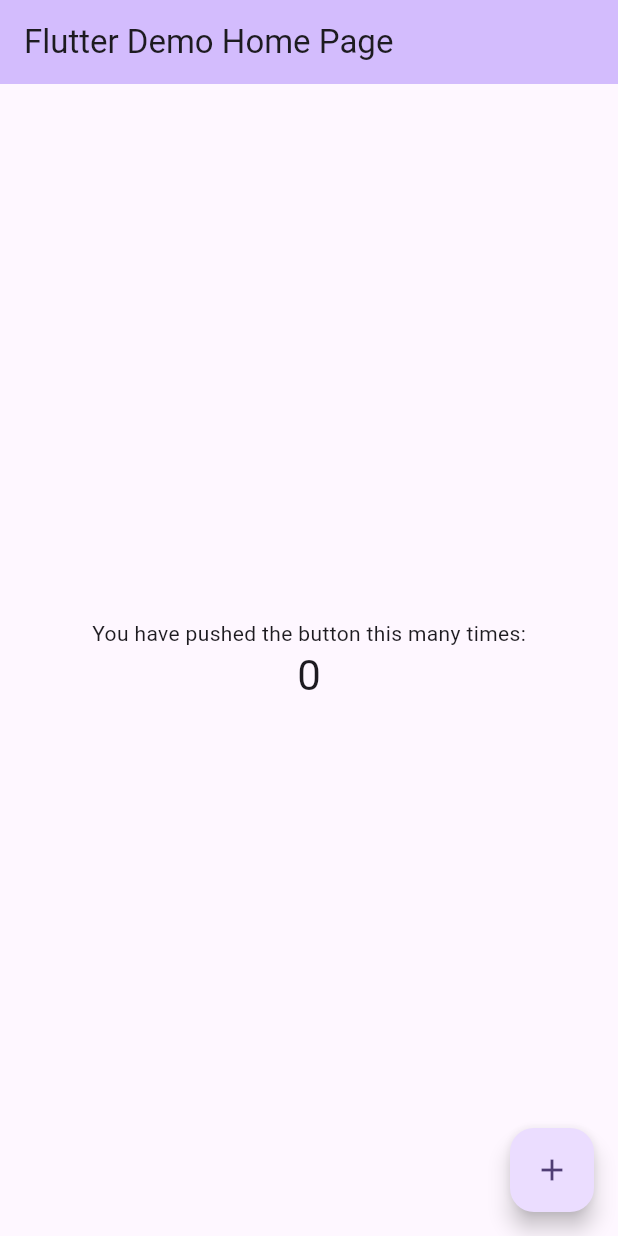
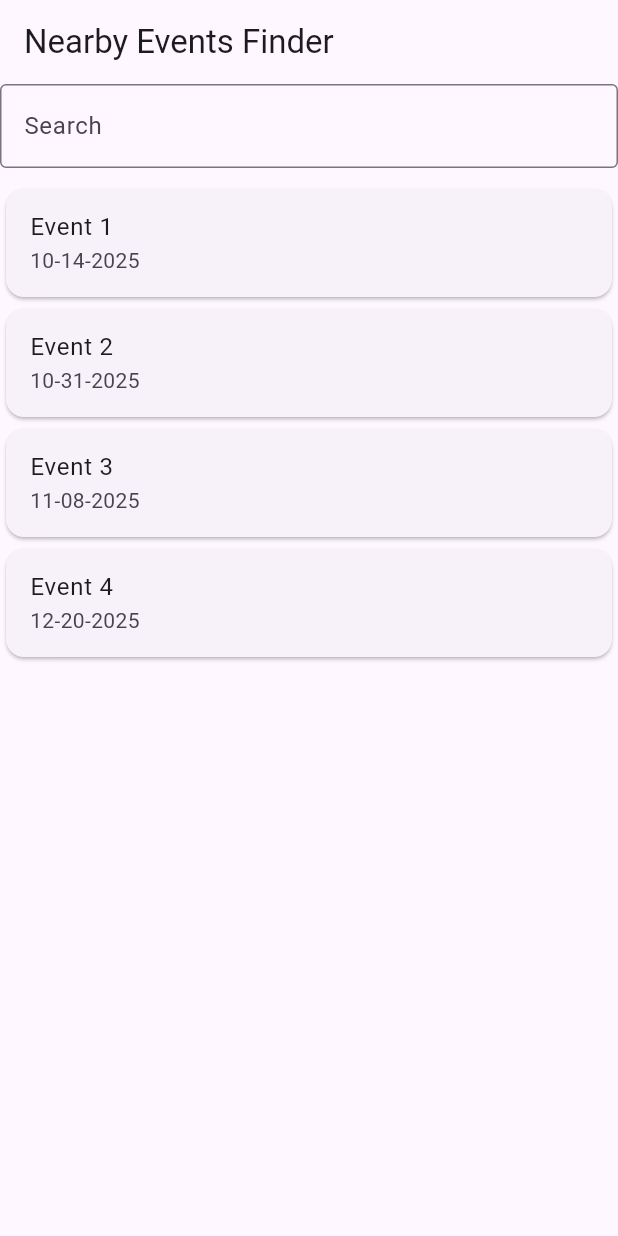
Before and after one commit to ggiacobbe2/events_finder_app, a Flutter app: the screen it shows after launch, on a phone screen of 412 x 824 dp. Run offline on Flutter 3.47's test engine with Material 3 defaults, Android fonts, the light colour scheme and no system bars.

Commit message:
basic layout with placeholder events for EventsHomePage

```diff
--- a/lib/main.dart
+++ b/lib/main.dart
@@ -1,122 +1,85 @@
 import 'package:flutter/material.dart';
 
 void main() {
-  runApp(const MyApp());
+  runApp(MyApp());
+}
+
+class Event {
+  final String title;
+  final String date;
+
+  Event(this.title, this.date);
 }
 
 class MyApp extends StatelessWidget {
-  const MyApp({super.key});
-
-  // This widget is the root of your application.
   @override
   Widget build(BuildContext context) {
     return MaterialApp(
-      title: 'Flutter Demo',
+      title: 'Nearby Events Finder',
       theme: ThemeData(
-        // This is the theme of your application.
-        //
-        // TRY THIS: Try running your application with "flutter run". You'll see
-        // the application has a purple toolbar. Then, without quitting the app,
-        // try changing the seedColor in the colorScheme below to Colors.green
-        // and then invoke "hot reload" (save your changes or press the "hot
-        // reload" button in a Flutter-supported IDE, or press "r" if you used
-        // the command line to start the app).
-        //
-        // Notice that the counter didn't reset back to zero; the application
-        // state is not lost during the reload. To reset the state, use hot
-        // restart instead.
-        //
-        // This works for code too, not just values: Most code changes can be
-        // tested with just a hot reload.
-        colorScheme: ColorScheme.fromSeed(seedColor: Colors.deepPurple),
+        primarySwatch: Colors.orange,
       ),
-      home: const MyHomePage(title: 'Flutter Demo Home Page'),
+      home: EventsHomePage(),
     );
   }
 }
 
-class MyHomePage extends StatefulWidget {
-  const MyHomePage({super.key, required this.title});
-
-  // This widget is the home page of your application. It is stateful, meaning
-  // that it has a State object (defined below) that contains fields that affect
-  // how it looks.
-
-  // This class is the configuration for the state. It holds the values (in this
-  // case the title) provided by the parent (in this case the App widget) and
-  // used by the build method of the State. Fields in a Widget subclass are
-  // always marked "final".
-
-  final String title;
-
+class EventsHomePage extends StatefulWidget {
   @override
-  State<MyHomePage> createState() => _MyHomePageState();
+  _EventsHomePageState createState() => _EventsHomePageState();
 }
 
-class _MyHomePageState extends State<MyHomePage> {
-  int _counter = 0;
+class _EventsHomePageState extends State<EventsHomePage> {
+  String searchQuery = '';
 
-  void _incrementCounter() {
-    setState(() {
-      // This call to setState tells the Flutter framework that something has
-      // changed in this State, which causes it to rerun the build method below
-      // so that the display can reflect the updated values. If we changed
-      // _counter without calling setState(), then the build method would not be
-      // called again, and so nothing would appear to happen.
-      _counter++;
-    });
-  }
+  List<Event> events = [ // placeholder events
+    Event('Event 1', '10-14-2025'),
+    Event('Event 2', '10-31-2025'),
+    Event('Event 3', '11-08-2025'),
+    Event('Event 4', '12-20-2025'),
+  ];
 
   @override
   Widget build(BuildContext context) {
-    // This method is rerun every time setState is called, for instance as done
-    // by the _incrementCounter method above.
-    //
-    // The Flutter framework has been optimized to make rerunning build methods
-    // fast, so that you can just rebuild anything that needs updating rather
-    // than having to individually change instances of widgets.
+    List<Event> filteredEvents = events
+        .where((event) =>
+            event.title.toLowerCase().contains(searchQuery.toLowerCase()))
+        .toList();
     return Scaffold(
       appBar: AppBar(
-        // TRY THIS: Try changing the color here to a specific color (to
-        // Colors.amber, perhaps?) and trigger a hot reload to see the AppBar
-        // change color while the other colors stay the same.
-        backgroundColor: Theme.of(context).colorScheme.inversePrimary,
-        // Here we take the value from the MyHomePage object that was created by
-        // the App.build method, and use it to set our appbar title.
-        title: Text(widget.title),
+        title: Text('Nearby Events Finder'),
       ),
       body: Center(
-        // Center is a layout widget. It takes a single child and positions it
-        // in the middle of the parent.
         child: Column(
-          // Column is also a layout widget. It takes a list of children and
-          // arranges them vertically. By default, it sizes itself to fit its
-          // children horizontally, and tries to be as tall as its parent.
-          //
-          // Column has various properties to control how it sizes itself and
-          // how it positions its children. Here we use mainAxisAlignment to
-          // center the children vertically; the main axis here is the vertical
-          // axis because Columns are vertical (the cross axis would be
-          // horizontal).
-          //
-          // TRY THIS: Invoke "debug painting" (choose the "Toggle Debug Paint"
-          // action in the IDE, or press "p" in the console), to see the
-          // wireframe for each widget.
-          mainAxisAlignment: MainAxisAlignment.center,
-          children: <Widget>[
-            const Text('You have pushed the button this many times:'),
-            Text(
-              '$_counter',
-              style: Theme.of(context).textTheme.headlineMedium,
+          children: [
+            TextField(
+              decoration: InputDecoration(
+                labelText: 'Search',
+                border: OutlineInputBorder(),
+              ),
+              onChanged: (value) {
+                setState(() {
+                  searchQuery = value;
+                });
+              },
+            ),
+            SizedBox(height: 10),
+            Expanded(
+              child: ListView.builder(
+                itemCount: filteredEvents.length,
+                itemBuilder: (context, index) {
+                  return Card(
+                    child: ListTile(
+                      title: Text(filteredEvents[index].title),
+                      subtitle: Text(filteredEvents[index].date),
+                    ),
+                  );
+                },
+              ),
             ),
           ],
         ),
       ),
-      floatingActionButton: FloatingActionButton(
-        onPressed: _incrementCounter,
-        tooltip: 'Increment',
-        child: const Icon(Icons.add),
-      ), // This trailing comma makes auto-formatting nicer for build methods.
     );
   }
 }
```
Also changed, not shown: 1 other file.
